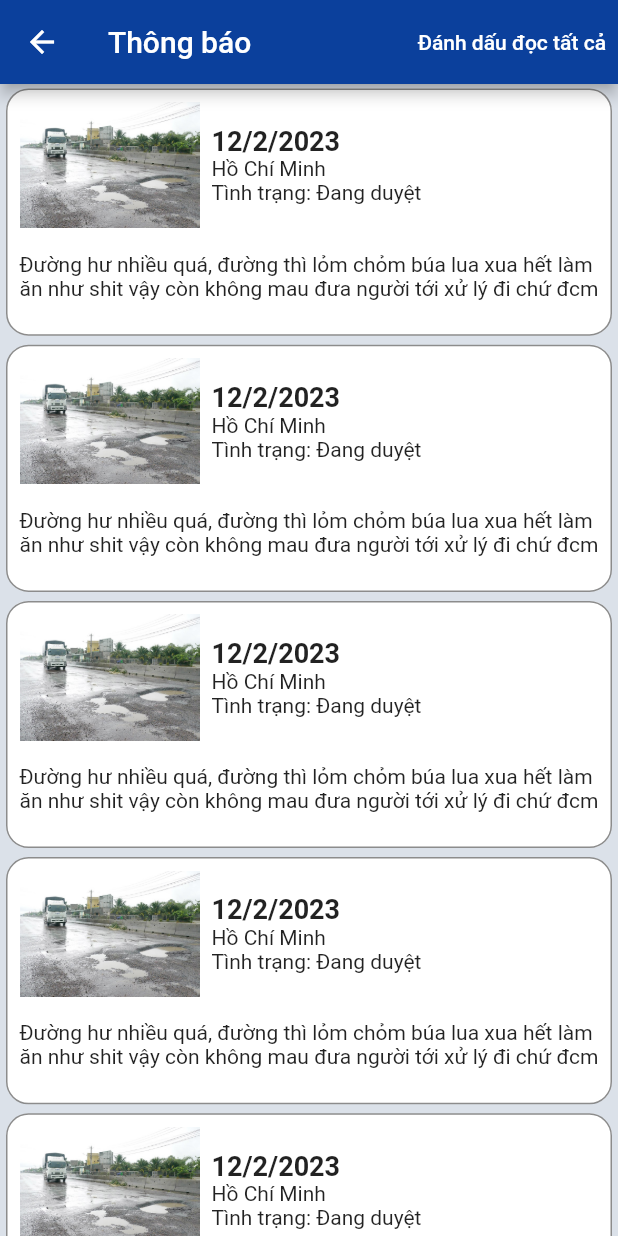
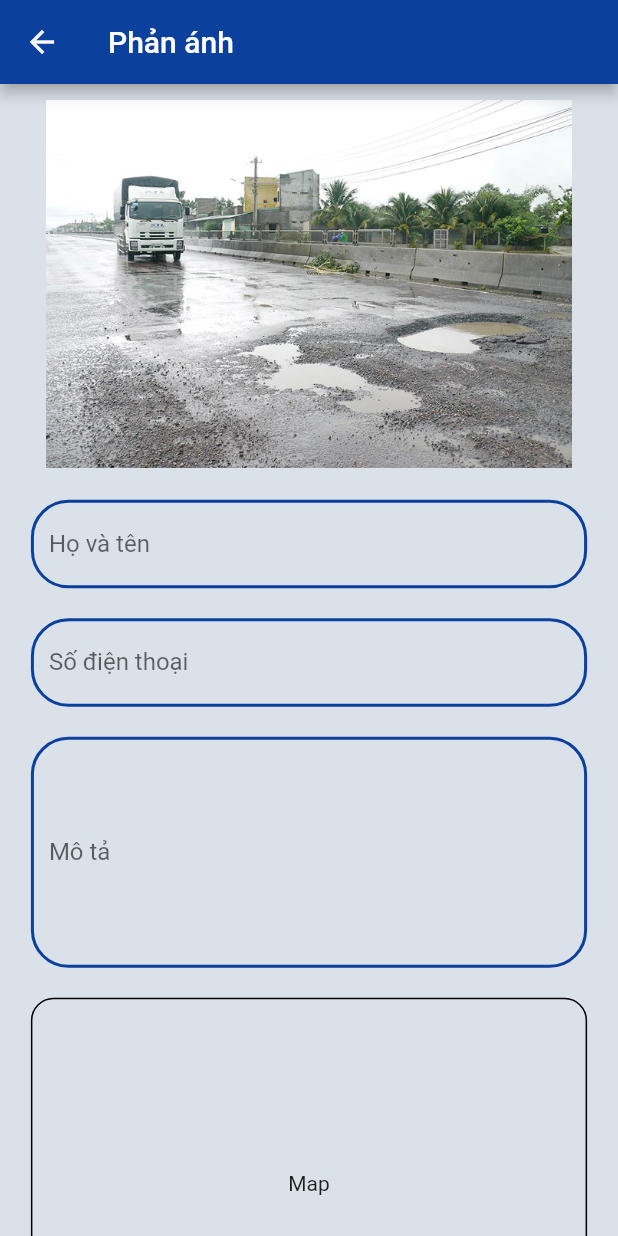
Before and after one commit to shinoasada1907/My_Life_App, a Flutter app: the HomeScreen screen opened by its route, item 2 of the bottom bar chosen, after a tap on the "camera alt" icon, on a phone screen of 412 x 824 dp. Run offline on Flutter 3.47's test engine with Material 2 defaults, Android fonts, the phone set to English and light mode, and no system bars; our stand-ins replace animated_bottom_navigation_bar, bloc, cloud_firestore, dotted_border, equatable, firebase_auth and 6 more; accounts and stored records are empty.

Commit message:
update code ngày 18/3

```diff
--- a/my_life_app/lib/main.dart
+++ b/my_life_app/lib/main.dart
@@ -34,7 +34,7 @@ class MyApp extends StatelessWidget {
     return MaterialApp(
       title: 'Flutter Demo',
       debugShowCheckedModeBanner: false,
-      initialRoute: '/home_screen',
+      initialRoute: '/welcome_screen',
       routes: {
         '/welcome_screen': (context) => const WelcomeScreen(),
         '/login_screen': (context) => const LoginScreen(),
--- a/my_life_app/lib/models/style.dart
+++ b/my_life_app/lib/models/style.dart
@@ -3,4 +3,5 @@ import 'package:flutter/material.dart';
 class AppStyle {
   static Color bgColor = const Color.fromARGB(255, 219, 225, 233);
   static Color mainColor = const Color(0xFF0B409C);
+  // static Color textColor = const Color.fromARGB(a, r, g, b);
 }
--- a/my_life_app/lib/repository/auth/auth_repo.dart
+++ b/my_life_app/lib/repository/auth/auth_repo.dart
@@ -59,6 +59,7 @@ class AuthRepository {
   }
 
   static Future<void> loginOTPPhone(BuildContext context, var phone) async {
+    try {
       await FirebaseAuth.instance.verifyPhoneNumber(
         phoneNumber: '+84${phone.toString()}',
         verificationCompleted: (PhoneAuthCredential credential) async {
@@ -70,6 +71,9 @@ class AuthRepository {
         },
         codeAutoRetrievalTimeout: (String verificationId) {},
       );
+    } catch (e) {
+      print('Error: ${e.toString()}');
+    }
   }
 
   static Future<void> verify(var code, var verifyID) async {
--- a/my_life_app/lib/view/screens/accounts/login.dart
+++ b/my_life_app/lib/view/screens/accounts/login.dart
@@ -14,6 +14,7 @@ class LoginScreen extends StatefulWidget {
 
 class _LoginScreenState extends State<LoginScreen> {
   TextEditingController? phone;
+
   @override
   void initState() {
     super.initState();
@@ -93,7 +94,7 @@ class _LoginScreenState extends State<LoginScreen> {
                           onTap: () async {
                             context
                                 .read<AuthCubit>()
-                                .loginOTPPhone(context, phone!.text,true);
+                                .loginOTPPhone(context, phone!.text, true);
                             // checkLoginWithPhone();
                           },
                           child: Container(
--- a/my_life_app/lib/view/screens/main/home.dart
+++ b/my_life_app/lib/view/screens/main/home.dart
@@ -1,9 +1,15 @@
+// ignore_for_file: avoid_print
+
 import 'package:animated_bottom_navigation_bar/animated_bottom_navigation_bar.dart';
+import 'package:cloud_firestore/cloud_firestore.dart';
+import 'package:firebase_auth/firebase_auth.dart';
 import 'package:flutter/material.dart';
 import 'package:my_life_app/models/style.dart';
 import 'package:my_life_app/view/screens/main/news_screen.dart';
 import 'package:my_life_app/view/screens/main/notification_mana.dart';
 import 'package:my_life_app/view/screens/main/notification_screen.dart';
+import 'package:my_life_app/view/screens/main/profile.dart';
+import 'package:my_life_app/view/screens/minor/notification_sending_screen.dart';
 
 class HomeScreen extends StatefulWidget {
   const HomeScreen({super.key});
@@ -23,12 +29,51 @@ class _HomeScreenState extends State<HomeScreen> {
   List screen = [
     const NewsScreen(),
     const NotificationManaScreen(),
-    const NotificationScreen(),
-    // ProfileScreen(
-    //   documentId: FirebaseAuth.instance.currentUser!.uid,
-    // ),
-    const NotificationScreen(),
+    NotificationScreen(
+      processing: true,
+    ),
+    ProfileScreen(
+      documentId: FirebaseAuth.instance.currentUser!.uid,
+    ),
   ];
+
+  Map<String, dynamic>? data;
+  getdata() {
+    try {
+      FirebaseFirestore.instance
+          .collection('Profile')
+          .doc(FirebaseAuth.instance.currentUser!.uid)
+          .get()
+          .then((DocumentSnapshot documentSnapshot) {
+        if (documentSnapshot.exists) {
+          data = documentSnapshot.data() as Map<String, dynamic>;
+        } else {
+          print('Document không tồn tại');
+        }
+      });
+    } catch (e) {
+      print(e.toString());
+    }
+    FirebaseFirestore.instance
+        .collection('Profile')
+        .doc(FirebaseAuth.instance.currentUser!.uid)
+        .get()
+        .then((DocumentSnapshot documentSnapshot) {
+      if (documentSnapshot.exists) {
+        data = documentSnapshot.data() as Map<String, dynamic>;
+        print('Document data: ${documentSnapshot.data()}');
+      } else {
+        print('Document does not exist on the database');
+      }
+    });
+  }
+
+  @override
+  void initState() {
+    super.initState();
+    getdata();
+  }
+
   @override
   Widget build(BuildContext context) {
     return Scaffold(
@@ -40,8 +85,10 @@ class _HomeScreenState extends State<HomeScreen> {
           Navigator.push(
               context,
               MaterialPageRoute(
-                builder: (context) => const NotificationScreen(),
-              ));
+                  builder: (context) => NotificationSendingScreen(
+                        documentId: FirebaseAuth.instance.currentUser!.uid,
+                        data: data,
+                      )));
         },
         child: const Icon(
           Icons.camera_alt,
--- a/my_life_app/lib/view/screens/main/news_screen.dart
+++ b/my_life_app/lib/view/screens/main/news_screen.dart
@@ -1,4 +1,5 @@
 import 'package:flutter/material.dart';
+import 'package:my_life_app/models/style.dart';
 
 class NewsScreen extends StatefulWidget {
   const NewsScreen({super.key});
@@ -10,8 +11,11 @@ class NewsScreen extends StatefulWidget {
 class _NewsScreenState extends State<NewsScreen> {
   @override
   Widget build(BuildContext context) {
-    return const Scaffold(
-      body: Center(child: Text('News Screen')),
+    return Scaffold(
+      backgroundColor: AppStyle.bgColor,
+      body: const Center(
+        child: Text('News Screen'),
+      ),
     );
   }
 }
--- a/my_life_app/lib/view/screens/main/notification_mana.dart
+++ b/my_life_app/lib/view/screens/main/notification_mana.dart
@@ -1,4 +1,8 @@
 import 'package:flutter/material.dart';
+import 'package:my_life_app/models/style.dart';
+
+import '../minor/approved_notifications.dart';
+import '../minor/sent_notifications.dart';
 
 class NotificationManaScreen extends StatefulWidget {
   const NotificationManaScreen({super.key});
@@ -10,9 +14,35 @@ class NotificationManaScreen extends StatefulWidget {
 class _NotificationManaScreenState extends State<NotificationManaScreen> {
   @override
   Widget build(BuildContext context) {
-    return const Scaffold(
-      body: Center(
-        child: Text('Quản lý'),
+    return DefaultTabController(
+      length: 2,
+      child: Scaffold(
+        backgroundColor: AppStyle.bgColor,
+        appBar: AppBar(
+          automaticallyImplyLeading: false,
+          backgroundColor: AppStyle.mainColor,
+          centerTitle: true,
+          title: const Text('Quản lý'),
+          bottom: const TabBar(
+            isScrollable: true,
+            indicatorWeight: 1.5,
+            unselectedLabelColor: Colors.black87,
+            tabs: [
+              Tab(
+                text: 'Đã gửi',
+              ),
+              Tab(
+                text: 'Đã duyệt',
+              ),
+            ],
+          ),
+        ),
+        body: const TabBarView(
+          children: [
+            SentNotification(),
+            ApprovedNotification(),
+          ],
+        ),
       ),
     );
   }
--- a/my_life_app/lib/view/screens/main/notification_screen.dart
+++ b/my_life_app/lib/view/screens/main/notification_screen.dart
@@ -1,9 +1,12 @@
+// ignore_for_file: must_be_immutable
+
 import 'package:flutter/material.dart';
 import 'package:my_life_app/models/style.dart';
 import 'package:my_life_app/view/widgets/notification_widget.dart';
 
 class NotificationScreen extends StatefulWidget {
-  const NotificationScreen({super.key});
+  NotificationScreen({required this.processing, super.key});
+  bool processing;
 
   @override
   State<NotificationScreen> createState() => _NotificationScreenState();
@@ -14,6 +17,7 @@ class _NotificationScreenState extends State<NotificationScreen> {
   Widget build(BuildContext context) {
     return Scaffold(
       appBar: AppBar(
+        automaticallyImplyLeading: widget.processing ? false : true,
         backgroundColor: AppStyle.mainColor,
         title: const Text('Thông báo'),
         actions: [
--- /dev/null
+++ b/my_life_app/lib/view/screens/minor/notification_sending_screen.dart
@@ -0,0 +1,121 @@
+// ignore_for_file: must_be_immutable, prefer_typing_uninitialized_variables, avoid_print
+
+import 'package:flutter/material.dart';
+import 'package:my_life_app/models/style.dart';
+import 'package:my_life_app/view/widgets/auth_widget.dart';
+
+class NotificationSendingScreen extends StatefulWidget {
+  NotificationSendingScreen(
+      {required this.documentId, required this.data, super.key});
+  String documentId;
+  dynamic data;
+
+  @override
+  State<NotificationSendingScreen> createState() =>
+      _NotificationSendingScreenState();
+}
+
+class _NotificationSendingScreenState extends State<NotificationSendingScreen> {
+  TextEditingController? discriptionController;
+
+  @override
+  void initState() {
+    super.initState();
+    discriptionController = TextEditingController();
+  }
+
+  @override
+  Widget build(BuildContext context) {
+    var size = MediaQuery.of(context).size;
+    return SafeArea(
+      child: Scaffold(
+        backgroundColor: AppStyle.bgColor,
+        appBar: AppBar(
+          backgroundColor: AppStyle.mainColor,
+          title: const Text('Phản ánh'),
+        ),
+        body: SingleChildScrollView(
+          child: Column(
+            crossAxisAlignment: CrossAxisAlignment.center,
+            children: [
+              Center(
+                child: Container(
+                  margin: const EdgeInsets.symmetric(vertical: 10),
+                  width: size.width * 0.85,
+                  height: size.height * 0.3,
+                  child: Image.asset('assets/images/anh_duong.jpg'),
+                ),
+              ),
+              Container(
+                margin: const EdgeInsets.symmetric(vertical: 10),
+                width: size.width * 0.9,
+                child: TextFormField(
+                  initialValue: widget.data['name'],
+                  readOnly: true,
+                  decoration: textFormDecoration.copyWith(
+                    labelText: 'Họ và tên',
+                  ),
+                ),
+              ),
+              Container(
+                margin: const EdgeInsets.symmetric(vertical: 10),
+                width: size.width * 0.9,
+                child: TextFormField(
+                  initialValue: widget.data['numberphone'].toString(),
+                  readOnly: true,
+                  decoration: textFormDecoration.copyWith(
+                    labelText: 'Số điện thoại',
+                  ),
+                ),
+              ),
+              Container(
+                margin: const EdgeInsets.symmetric(vertical: 10),
+                width: size.width * 0.9,
+                child: TextFormField(
+                  validator: (value) {
+                    if (value!.isEmpty) {
+                      return 'Vui lòng nhập nội dung muốn phản ánh';
+                    }
+                    return null;
+                  },
+                  controller: discriptionController,
+                  maxLines: 6,
+                  decoration: textFormDecoration.copyWith(
+                    labelText: 'Mô tả',
+                    hintText: 'Điền mô tả phản ánh',
+                  ),
+                ),
+              ),
+              Container(
+                margin: const EdgeInsets.symmetric(vertical: 10),
+                width: size.width * 0.9,
+                height: size.height * 0.3,
+                decoration: BoxDecoration(
+                  border: Border.all(
+                    width: 1,
+                  ),
+                  borderRadius: BorderRadius.circular(15),
+                ),
+                child: const Center(child: Text('Map')),
+              ),
+              Container(
+                margin: const EdgeInsets.symmetric(vertical: 10),
+                child: ElevatedButton(
+                    onPressed: () {
+                      Navigator.pop(context);
+                    },
+                    style: ElevatedButton.styleFrom(
+                        backgroundColor: AppStyle.mainColor,
+                        textStyle: const TextStyle(fontSize: 20),
+                        fixedSize: Size(size.width * 0.3, size.height * 0.05)),
+                    child: const Text(
+                      'Gửi',
+                    )),
+              )
+            ],
+          ),
+        ),
+      ),
+    );
+  }
+}
--- /dev/null
+++ b/my_life_app/lib/view/screens/minor/sent_notifications.dart
@@ -0,0 +1,23 @@
+import 'package:flutter/material.dart';
+import 'package:my_life_app/view/widgets/notification_widget.dart';
+
+class SentNotification extends StatefulWidget {
+  const SentNotification({super.key});
+
+  @override
+  State<SentNotification> createState() => _SentNotificationState();
+}
+
+class _SentNotificationState extends State<SentNotification> {
+  @override
+  Widget build(BuildContext context) {
+    return Scaffold(
+      body: ListView.builder(
+        itemCount: 10,
+        itemBuilder: (context, index) {
+          return const NotificationWidget();
+        },
+      ),
+    );
+  }
+}
--- a/my_life_app/lib/view/widgets/notification_widget.dart
+++ b/my_life_app/lib/view/widgets/notification_widget.dart
@@ -38,17 +38,43 @@ class _NotificationWidgetState extends State<NotificationWidget> {
               ),
               Column(
                 crossAxisAlignment: CrossAxisAlignment.start,
+                mainAxisAlignment: MainAxisAlignment.spaceBetween,
+                children: [
+                  Row(
                     children: const [
+                      Icon(
+                        Icons.calendar_month_outlined,
+                        color: Color.fromARGB(218, 7, 201, 245),
+                      ),
                       Text(
                         '12/2/2023',
-                    style: TextStyle(fontSize: 18, fontWeight: FontWeight.bold),
+                        style: TextStyle(
+                            fontSize: 18, fontWeight: FontWeight.bold),
+                      ),
+                    ],
+                  ),
+                  Row(
+                    children: const [
+                      Icon(
+                        Icons.location_on,
+                        color: Color.fromARGB(255, 221, 24, 10),
                       ),
                       Text(
                         'Hồ Chí Minh',
                         overflow: TextOverflow.ellipsis,
                         maxLines: 1,
                       ),
+                    ],
+                  ),
+                  Row(
+                    children: const [
+                      Icon(
+                        Icons.circle,
+                        color: Colors.green,
+                      ),
                       Text('Tình trạng: Đang duyệt'),
+                    ],
+                  ),
                 ],
               ),
             ],
```
Also changed, not shown: my_life_app/lib/bloc/auth_cubit/auth_cubit.dart (+54 -14 lines), my_life_app/lib/view/screens/accounts/verify.dart (+8 -2 lines), my_life_app/lib/view/screens/main/profile.dart (+27 -3 lines), my_life_app/lib/view/screens/minor/approved_notifications.dart (added, +23 -0 lines), my_life_app/lib/view/screens/minor/information_screen.dart (+11 -1 lines), my_life_app/lib/view/screens/minor/setting_screen.dart (+11 -1 lines), my_life_app/lib/view/widgets/alert_widget.dart (added, +35 -0 lines). Lines whose indentation alone changed are shown as unchanged.
